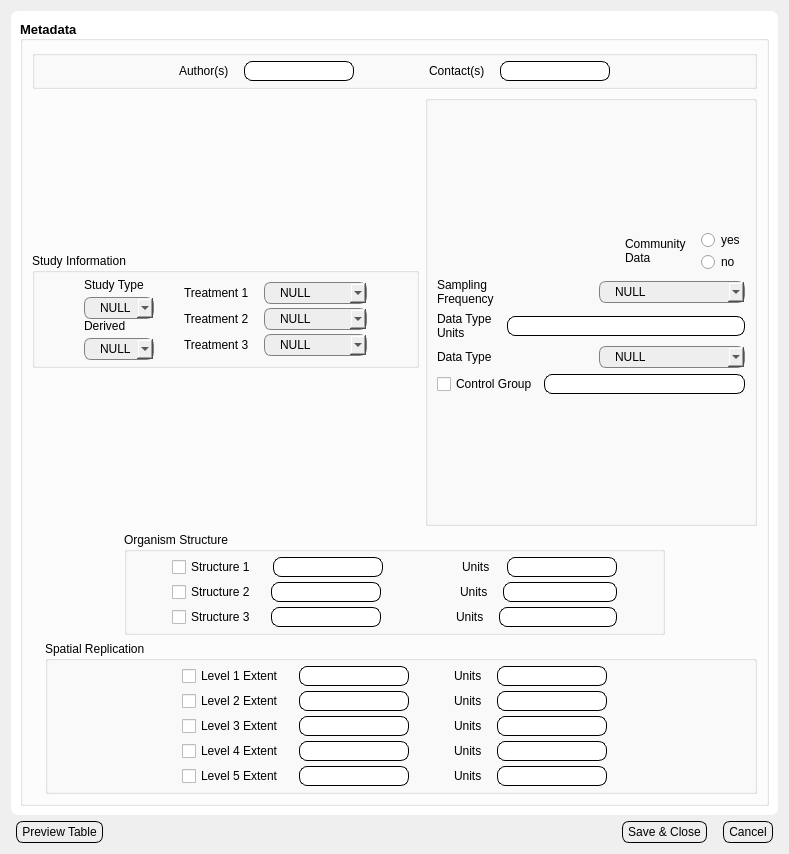
Before: the Qt Designer form Views/ui_dialog_main.ui in bibsian/database-development, drawn with Qt 5.
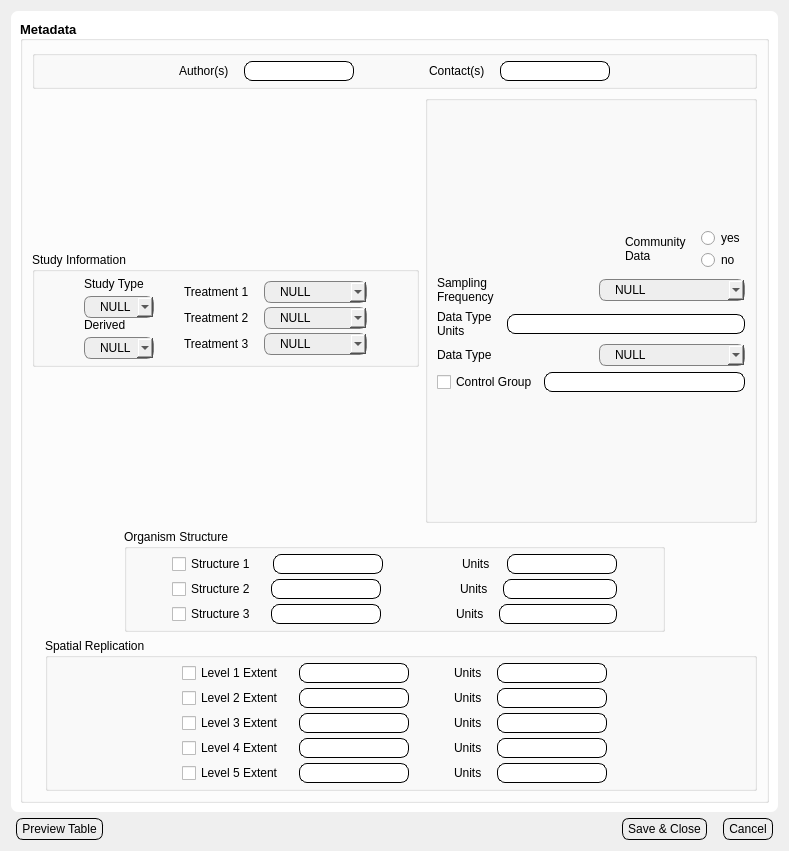
After: the same form once the commit is applied.

Commit message: Added more options for the sampling interval dropdown (triennial, quadrenniel)

Patch:
```diff
--- a/Views/ui_dialog_main.ui
+++ b/Views/ui_dialog_main.ui
@@ -7,7 +7,7 @@
     <x>0</x>
     <y>0</y>
     <width>789</width>
-    <height>854</height>
+    <height>851</height>
    </rect>
   </property>
   <property name="windowTitle">
```
Left out of the diff: 40 changed lines with no effect on the pictures. The commit also changes 1 other file.
